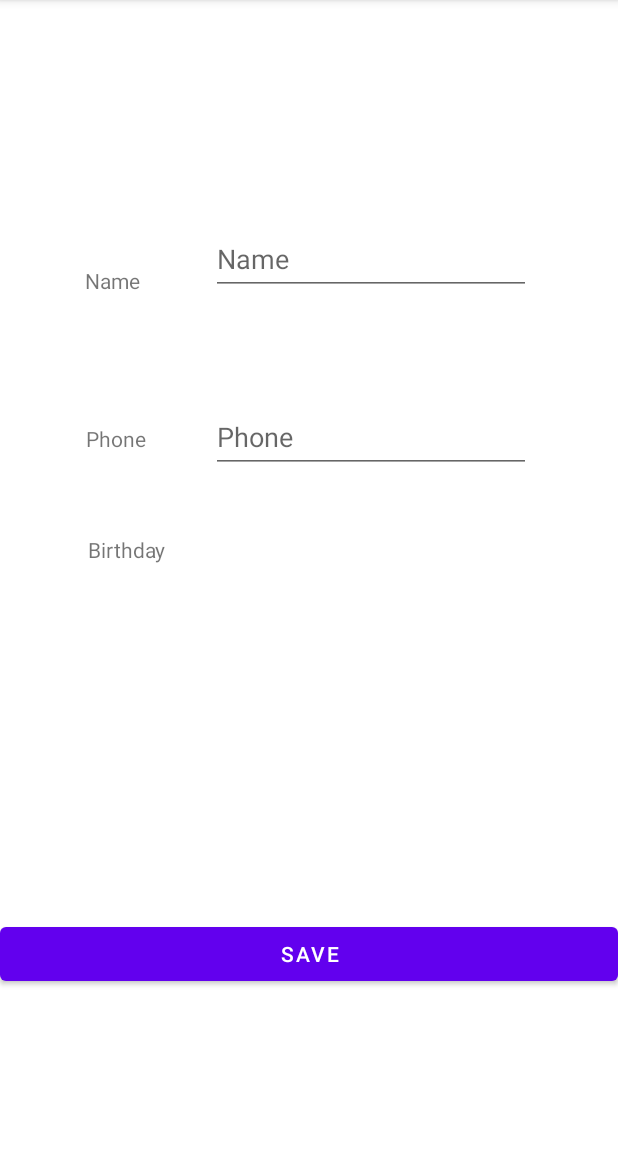
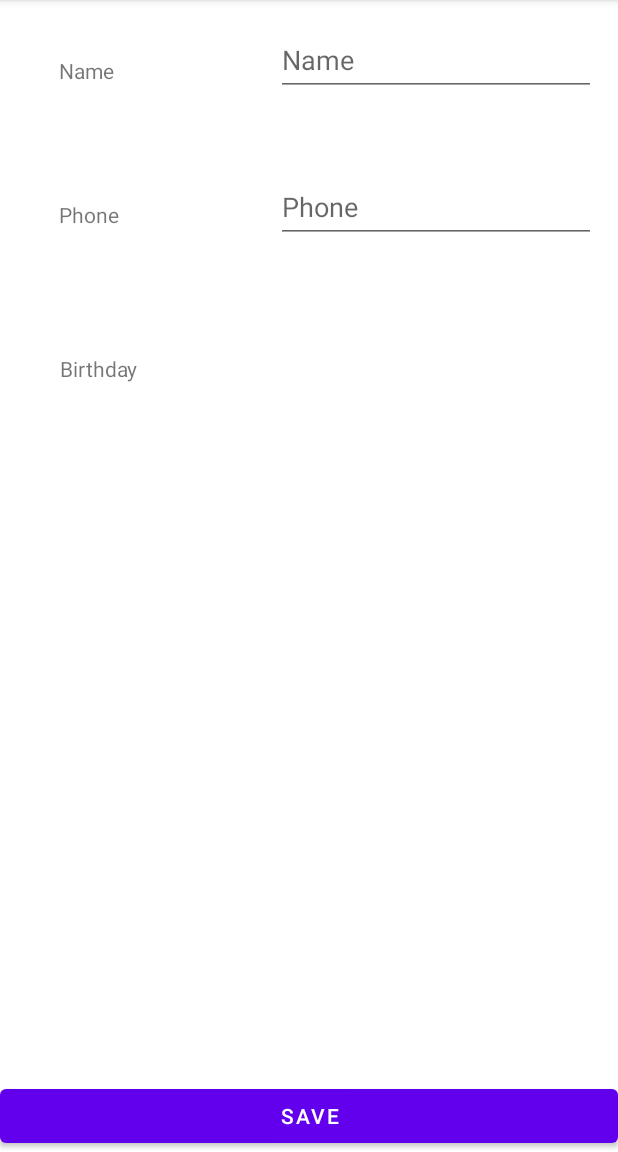
Before and after one commit to hperier1998/YnovAndroid1erProjet, an Android app: the fragment AccountFragment placed in its activity, on a phone screen of 412 x 824 dp, the part 84-1236 px from its top. Run offline under Robolectric (Android 15) with nearby library versions, the phone set to English and light mode, and no system bars.

Commit message:
Correction de l'interface du compte

```diff
--- a/RayziaxCorpProject/app/src/main/res/layout/fragment_account.xml
+++ b/RayziaxCorpProject/app/src/main/res/layout/fragment_account.xml
@@ -13,88 +13,88 @@
         <TextView
             android:id="@+id/txt_user_name"
             android:layout_width="wrap_content"
-            android:layout_height="wrap_content"
-            android:layout_marginStart="10dp"
-            android:layout_marginTop="177dp"
-            android:layout_marginBottom="179dp"
+            android:layout_height="19dp"
+            android:layout_marginStart="39dp"
+            android:layout_marginTop="37dp"
+            android:layout_marginEnd="108dp"
             android:text="@string/name_placeholder"
             android:textAlignment="center"
-            app:layout_constraintBottom_toBottomOf="@+id/txt_indicator_date"
             app:layout_constraintEnd_toStartOf="@+id/editUserTextName"
             app:layout_constraintStart_toStartOf="parent"
             app:layout_constraintTop_toTopOf="parent" />
+
+        <EditText
+            android:id="@+id/editUserTextName"
+            android:layout_width="wrap_content"
+            android:layout_height="48dp"
+            android:layout_marginStart="108dp"
+            android:layout_marginTop="16dp"
+            android:ems="10"
+            android:hint="@string/name_placeholder"
+            android:inputType="textPersonName"
+            android:minHeight="48dp"
+            app:layout_constraintStart_toEndOf="@+id/txt_user_name"
+            app:layout_constraintTop_toTopOf="parent" />
+
+        <TextView
+            android:id="@+id/txt_user_phone"
+            android:layout_width="wrap_content"
+            android:layout_height="wrap_content"
+            android:layout_marginStart="39dp"
+            android:layout_marginTop="133dp"
+            android:text="@string/phone_placeholder"
+            android:textAlignment="center"
+            app:layout_constraintStart_toStartOf="parent"
+            app:layout_constraintTop_toTopOf="parent" />
+
+        <EditText
+            android:id="@+id/editUserTextPhone"
+            android:layout_width="wrap_content"
+            android:layout_height="wrap_content"
+            android:layout_marginTop="50dp"
+            android:autofillHints=""
+            android:ems="10"
+            android:hint="@string/phone_placeholder"
+            android:inputType="phone"
+            android:minHeight="48dp"
+            app:layout_constraintEnd_toEndOf="@+id/editUserTextName"
+            app:layout_constraintStart_toStartOf="@+id/editUserTextName"
+            app:layout_constraintTop_toBottomOf="@+id/editUserTextName" />
 
         <TextView
             android:id="@+id/txt_indicator_date"
             android:layout_width="wrap_content"
             android:layout_height="wrap_content"
-            android:layout_marginStart="58dp"
-            android:layout_marginTop="41dp"
+            android:layout_marginStart="39dp"
+            android:layout_marginTop="236dp"
             android:text="@string/birthDay_placeholder"
             android:textAlignment="center"
             app:layout_constraintStart_toStartOf="parent"
-            app:layout_constraintTop_toBottomOf="@+id/editUserTextPhone" />
-
-        <EditText
-            android:id="@+id/editUserTextName"
-            android:layout_width="wrap_content"
-            android:layout_height="wrap_content"
-            android:layout_marginEnd="11dp"
-            android:ems="10"
-            android:hint="@string/name_placeholder"
-            android:inputType="textPersonName"
-            android:minHeight="48dp"
-            app:layout_constraintBottom_toBottomOf="@+id/txt_user_name"
-            app:layout_constraintEnd_toEndOf="parent"
-            app:layout_constraintStart_toEndOf="@+id/txt_user_name" />
+            app:layout_constraintTop_toTopOf="parent" />
 
         <TextView
             android:id="@+id/text_view_date"
-            android:layout_width="wrap_content"
-            android:layout_height="wrap_content"
-            android:layout_marginTop="27dp"
+            android:layout_width="211dp"
+            android:layout_height="42dp"
+            android:layout_marginStart="93dp"
+            android:layout_marginTop="51dp"
+            android:layout_marginEnd="68dp"
             android:text="@string/txt_date"
-            android:textAlignment="center"
+            android:textAlignment="viewStart"
             android:textSize="35sp"
-            app:layout_constraintEnd_toEndOf="@+id/editUserTextPhone"
-            app:layout_constraintStart_toStartOf="@+id/editUserTextPhone"
+            app:layout_constraintEnd_toEndOf="parent"
+            app:layout_constraintStart_toEndOf="@+id/txt_indicator_date"
             app:layout_constraintTop_toBottomOf="@+id/editUserTextPhone" />
-
-        <EditText
-            android:id="@+id/editUserTextPhone"
-            android:layout_width="wrap_content"
-            android:layout_height="wrap_content"
-            android:layout_marginTop="267dp"
-            android:layout_marginEnd="14dp"
-            android:autofillHints=""
-            android:ems="10"
-            android:hint="@string/phone_placeholder"
-            android:inputType="phone"
-            android:minHeight="48dp"
-            app:layout_constraintEnd_toEndOf="parent"
-            app:layout_constraintStart_toEndOf="@+id/txt_user_phone"
-            app:layout_constraintTop_toTopOf="parent" />
 
         <Button
             android:id="@+id/btn_save_data"
             android:layout_width="0dp"
             android:layout_height="wrap_content"
-            android:layout_marginBottom="108dp"
             android:text="@string/btn_save_data_txt"
             app:layout_constraintBottom_toBottomOf="parent"
             app:layout_constraintEnd_toEndOf="parent"
             app:layout_constraintStart_toStartOf="parent" />
 
-        <TextView
-            android:id="@+id/txt_user_phone"
-            android:layout_width="wrap_content"
-            android:layout_height="wrap_content"
-            android:layout_marginStart="13dp"
-            android:text="@string/phone_placeholder"
-            android:textAlignment="center"
-            app:layout_constraintBaseline_toBaselineOf="@+id/editUserTextPhone"
-            app:layout_constraintEnd_toStartOf="@+id/editUserTextPhone"
-            app:layout_constraintStart_toStartOf="parent" />
     </androidx.constraintlayout.widget.ConstraintLayout>
 
 
```
